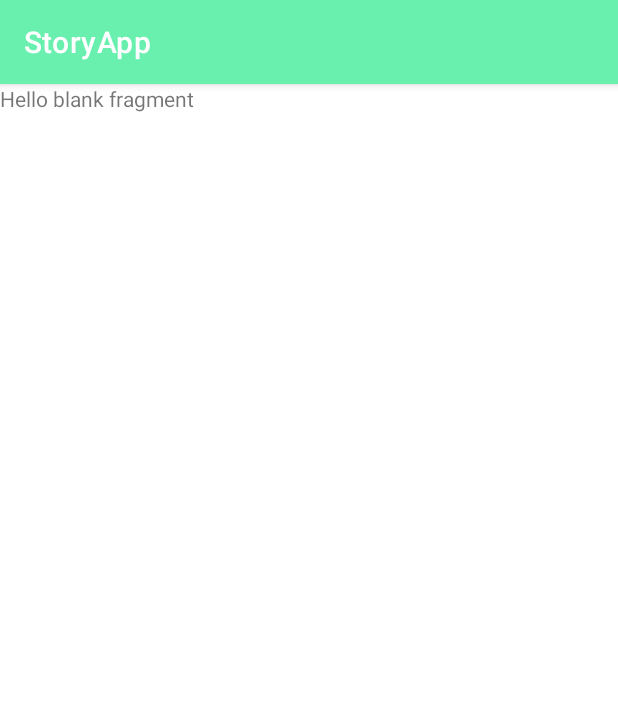
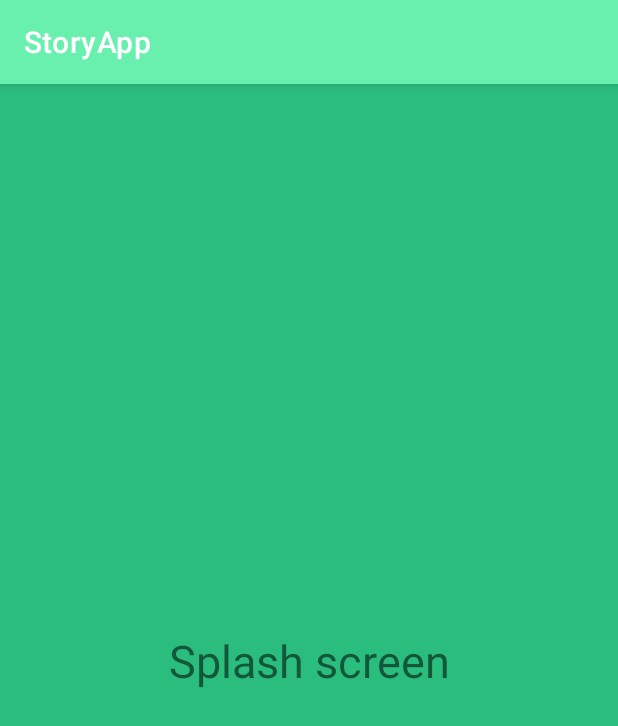
Before and after one commit to rahmadanu/story-app, an Android app: the fragment SplashFragment shown on its own in the app's theme, on a phone screen of 412 x 824 dp. Shown: the top 726 px of the screen. Run offline under Robolectric (Android 15) with nearby library versions, the phone set to English and light mode, and no system bars.

Commit message:
Commit test

```diff
--- a/app/src/main/res/layout/fragment_splash.xml
+++ b/app/src/main/res/layout/fragment_splash.xml
@@ -1,14 +1,21 @@
 <?xml version="1.0" encoding="utf-8"?>
-<FrameLayout xmlns:android="http://schemas.android.com/apk/res/android"
+<androidx.constraintlayout.widget.ConstraintLayout xmlns:android="http://schemas.android.com/apk/res/android"
     xmlns:tools="http://schemas.android.com/tools"
     android:layout_width="match_parent"
     android:layout_height="match_parent"
+    xmlns:app="http://schemas.android.com/apk/res-auto"
+    android:background="@color/primaryDarkColor"
     tools:context=".ui.splash.SplashFragment">
 
     <!-- TODO: Update blank fragment layout -->
     <TextView
-        android:layout_width="match_parent"
-        android:layout_height="match_parent"
-        android:text="@string/hello_blank_fragment" />
+        android:layout_width="wrap_content"
+        android:layout_height="wrap_content"
+        android:text="Splash screen"
+        android:textSize="30sp"
+        app:layout_constraintStart_toStartOf="parent"
+        app:layout_constraintTop_toTopOf="parent"
+        app:layout_constraintEnd_toEndOf="parent"
+        app:layout_constraintBottom_toBottomOf="parent"/>
 
-</FrameLayout>
+</androidx.constraintlayout.widget.ConstraintLayout>
```
